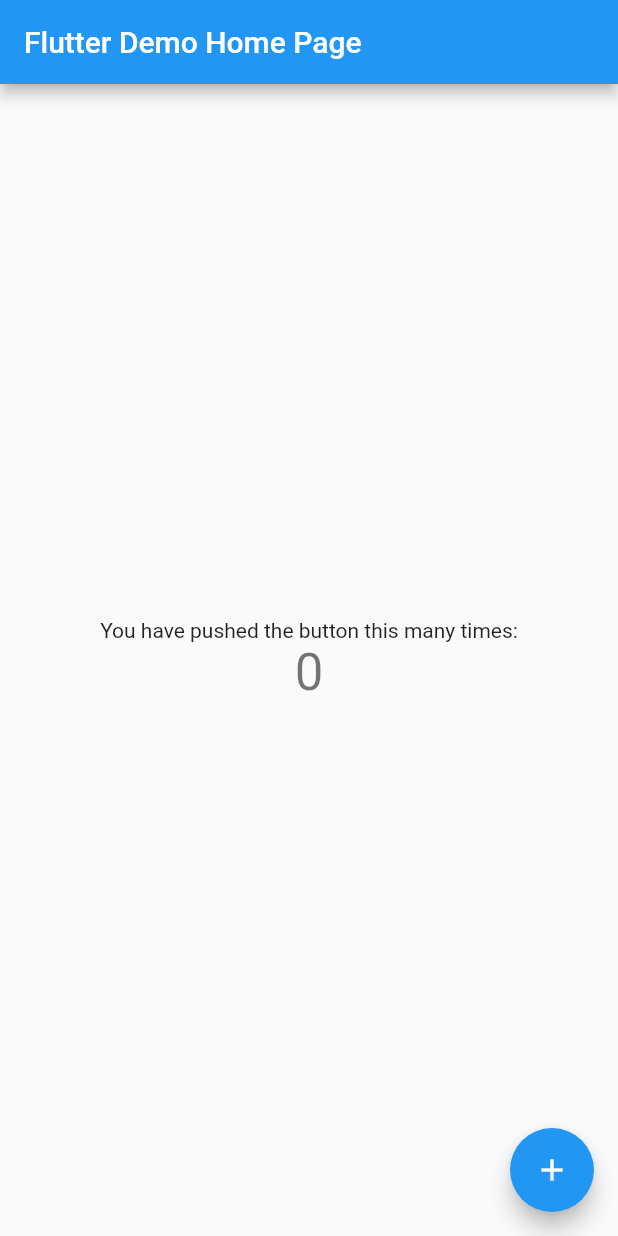
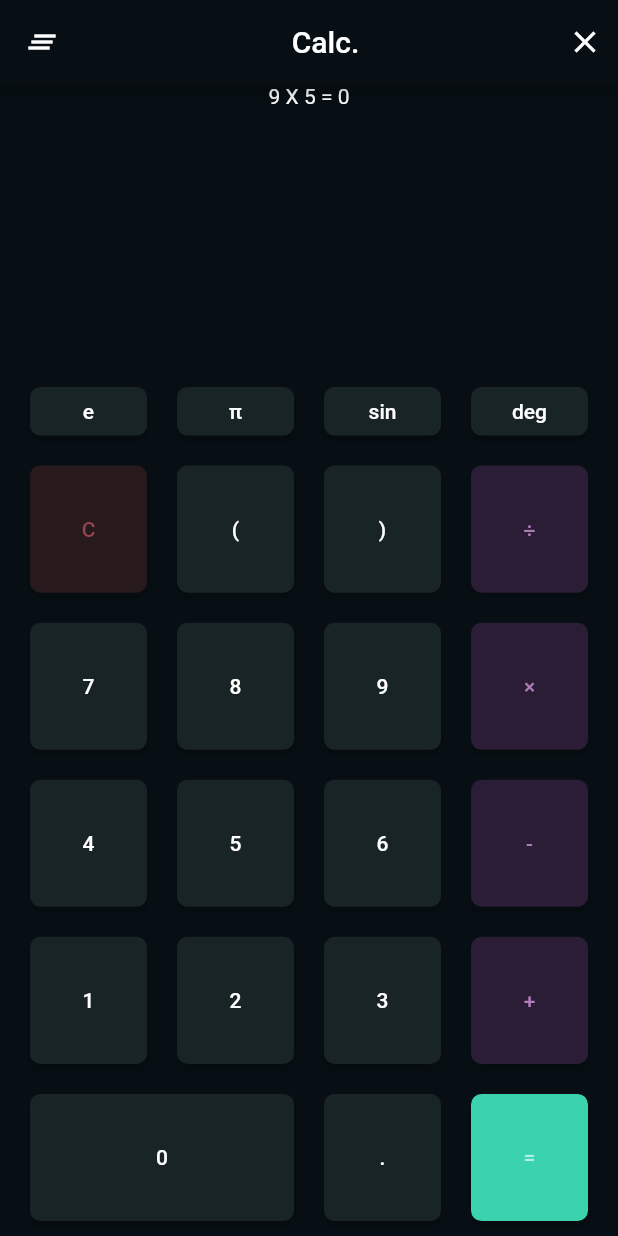
Before and after one commit to Poker-Face-Vii/Flutter_calculator, a Flutter app: the screen it shows after launch, on a phone screen of 412 x 824 dp. Run offline on Flutter 3.47's test engine with Material 2 defaults, Android fonts, the phone set to English and light mode, and no system bars.

Commit message:
numpad layout Complited

```diff
--- a/lib/main.dart
+++ b/lib/main.dart
@@ -1,117 +1,19 @@
 import 'package:flutter/material.dart';
+import 'package:pocket_calculator/screen/Normal_calculator_screen.dart';
 
 void main() {
   runApp(MyApp());
 }
 
 class MyApp extends StatelessWidget {
-  // This widget is the root of your application.
   @override
   Widget build(BuildContext context) {
     return MaterialApp(
       title: 'Flutter Demo',
-      theme: ThemeData(
-        // This is the theme of your application.
-        //
-        // Try running your application with "flutter run". You'll see the
-        // application has a blue toolbar. Then, without quitting the app, try
-        // changing the primarySwatch below to Colors.green and then invoke
-        // "hot reload" (press "r" in the console where you ran "flutter run",
-        // or simply save your changes to "hot reload" in a Flutter IDE).
-        // Notice that the counter didn't reset back to zero; the application
-        // is not restarted.
-        primarySwatch: Colors.blue,
-        // This makes the visual density adapt to the platform that you run
-        // the app on. For desktop platforms, the controls will be smaller and
-        // closer together (more dense) than on mobile platforms.
-        visualDensity: VisualDensity.adaptivePlatformDensity,
+      theme: ThemeData.dark(
+
       ),
-      home: MyHomePage(title: 'Flutter Demo Home Page'),
+      home: ScreenNormalCalculator(),
     );
   }
 }
-
-class MyHomePage extends StatefulWidget {
-  MyHomePage({Key key, this.title}) : super(key: key);
-
-  // This widget is the home page of your application. It is stateful, meaning
-  // that it has a State object (defined below) that contains fields that affect
-  // how it looks.
-
-  // This class is the configuration for the state. It holds the values (in this
-  // case the title) provided by the parent (in this case the App widget) and
-  // used by the build method of the State. Fields in a Widget subclass are
-  // always marked "final".
-
-  final String title;
-
-  @override
-  _MyHomePageState createState() => _MyHomePageState();
-}
-
-class _MyHomePageState extends State<MyHomePage> {
-  int _counter = 0;
-
-  void _incrementCounter() {
-    setState(() {
-      // This call to setState tells the Flutter framework that something has
-      // changed in this State, which causes it to rerun the build method below
-      // so that the display can reflect the updated values. If we changed
-      // _counter without calling setState(), then the build method would not be
-      // called again, and so nothing would appear to happen.
-      _counter++;
-    });
-  }
-
-  @override
-  Widget build(BuildContext context) {
-    // This method is rerun every time setState is called, for instance as done
-    // by the _incrementCounter method above.
-    //
-    // The Flutter framework has been optimized to make rerunning build methods
-    // fast, so that you can just rebuild anything that needs updating rather
-    // than having to individually change instances of widgets.
-    return Scaffold(
-      appBar: AppBar(
-        // Here we take the value from the MyHomePage object that was created by
-        // the App.build method, and use it to set our appbar title.
-        title: Text(widget.title),
-      ),
-      body: Center(
-        // Center is a layout widget. It takes a single child and positions it
-        // in the middle of the parent.
-        child: Column(
-          // Column is also a layout widget. It takes a list of children and
-          // arranges them vertically. By default, it sizes itself to fit its
-          // children horizontally, and tries to be as tall as its parent.
-          //
-          // Invoke "debug painting" (press "p" in the console, choose the
-          // "Toggle Debug Paint" action from the Flutter Inspector in Android
-          // Studio, or the "Toggle Debug Paint" command in Visual Studio Code)
-          // to see the wireframe for each widget.
-          //
-          // Column has various properties to control how it sizes itself and
-          // how it positions its children. Here we use mainAxisAlignment to
-          // center the children vertically; the main axis here is the vertical
-          // axis because Columns are vertical (the cross axis would be
-          // horizontal).
-          mainAxisAlignment: MainAxisAlignment.center,
-          children: <Widget>[
-            Text(
-              'You have pushed the button this many times:',
-            ),
-            Text(
-              '$_counter',
-              style: Theme.of(context).textTheme.headline4,
-            ),
-          ],
-        ),
-      ),
-      floatingActionButton: FloatingActionButton(
-        onPressed: _incrementCounter,
-        tooltip: 'Increment',
-        child: Icon(Icons.add),
-      ), // This trailing comma makes auto-formatting nicer for build methods.
-    );
-  }
-}
--- /dev/null
+++ b/lib/screen/Normal_calculator_screen.dart
@@ -0,0 +1,231 @@
+import 'package:flutter/material.dart';
+
+class ScreenNormalCalculator extends StatelessWidget {
+  @override
+  Widget build(BuildContext context) {
+    return Scaffold(
+      appBar: AppBar(
+        backgroundColor: Color(0xff070f14),
+        leading: Icon(Icons.clear_all),
+        title: Center(
+            child: Text(
+          'Calc.',
+          textAlign: TextAlign.center,
+        )),
+        actions: [
+          Padding(
+            padding: const EdgeInsets.only(right: 10),
+            child: Icon(Icons.close),
+          )
+        ],
+      ),
+      backgroundColor: Color(0xff070f14),
+      body: Column(
+        children: [
+          Expanded(flex: 1, child: _Display()),
+          Expanded(flex: 3, child: _Numpad())
+        ],
+      ),
+    );
+  }
+}
+
+class _Display extends StatelessWidget {
+  @override
+  Widget build(BuildContext context) {
+    return Container(
+      child: Column(
+        children: [
+          Text(
+            '9 X 5 = 0',
+            style: TextStyle(color: Colors.white),
+          )
+        ],
+      ),
+    );
+  }
+}
+
+class _Numpad extends StatelessWidget {
+  @override
+  Widget build(BuildContext context) {
+    return Container(
+      margin: EdgeInsets.symmetric(horizontal: 10),
+      child: Column(
+        children: [
+          Expanded(
+            flex: 1,
+            child: Container(
+              child: Row(
+                children: [
+                  CalculatorButton(
+                    value: 'e',
+                  ),
+                  CalculatorButton(
+                    value: 'π',
+                  ),
+                  CalculatorButton(
+                    value: 'sin',
+                  ),
+                  CalculatorButton(
+                    value: 'deg',
+                  ),
+                ],
+              ),
+            ),
+          ),
+          Expanded(
+            flex: 2,
+            child: Container(
+              child: Row(
+                children: [
+                  CalculatorButton(
+                    value: 'C',
+                    color: Color(0xff28191c),
+                    textColor: Color(0xff974450),
+                  ),
+                  CalculatorButton(
+                    value: '(',
+                  ),
+                  CalculatorButton(
+                    value: ')',
+                  ),
+                  CalculatorButton(
+                    value: '÷',
+                    color: Color(0xff2a1d35),
+                    textColor: Color(0xffb07cb9),
+                  ),
+                ],
+              ),
+            ),
+          ),
+          Expanded(
+            flex: 2,
+            child: Container(
+              child: Row(
+                children: [
+                  CalculatorButton(
+                    value: '7',
+                  ),
+                  CalculatorButton(
+                    value: '8',
+                  ),
+                  CalculatorButton(
+                    value: '9',
+                  ),
+                  CalculatorButton(
+                    value: '×',
+                    color: Color(0xff2a1d35),
+                    textColor: Color(0xffb07cb9),
+                  ),
+                ],
+              ),
+            ),
+          ),
+          Expanded(
+            flex: 2,
+            child: Container(
+              child: Row(
+                children: [
+                  CalculatorButton(
+                    value: '4',
+                  ),
+                  CalculatorButton(
+                    value: '5',
+                  ),
+                  CalculatorButton(
+                    value: '6',
+                  ),
+                  CalculatorButton(
+                    value: '-',
+                    color: Color(0xff2a1d35),
+                    textColor: Color(0xffb07cb9),
+                  ),
+                ],
+              ),
+            ),
+          ),
+          Expanded(
+            flex: 2,
+            child: Container(
+              child: Row(
+                children: [
+                  CalculatorButton(
+                    value: '1',
+                  ),
+                  CalculatorButton(
+                    value: '2',
+                  ),
+                  CalculatorButton(
+                    value: '3',
+                  ),
+                  CalculatorButton(
+                    value: '+',
+                    color: Color(0xff2a1d35),
+                    textColor: Color(0xffb07cb9),
+                  ),
+                ],
+              ),
+            ),
+          ),
+          Expanded(
+            flex: 2,
+            child: Container(
+              child: Row(
+                children: [
+                  CalculatorButton(
+                    value: '0',
+                    flex: 2,
+                  ),
+                  CalculatorButton(
+                    value: '.',
+                  ),
+
+                  CalculatorButton(
+                    value: '=',
+                    color: Color(0xff3bd3ae),
+                    textColor: Color(0xffb1efeb),
+                  ),
+                ],
+              ),
+            ),
+          ),
+        ],
+      ),
+    );
+  }
+}
+
+class CalculatorButton extends StatelessWidget {
+  final String value;
+  final int flex;
+  final Function onPressed;
+  final Color color;
+  final Color textColor;
+
+  const CalculatorButton(
+      {this.color, this.textColor, this.value, this.flex, this.onPressed});
+  @override
+  Widget build(BuildContext context) {
+    return Expanded(
+      flex: flex ?? 1,
+      child: Container(
+        margin: EdgeInsets.all(10),
+        child: RaisedButton(
+          onPressed: () => onPressed,
+          shape: RoundedRectangleBorder(
+            borderRadius: BorderRadius.circular(7.0),
+            // side: BorderSide(color: Colors.red),
+          ),
+          color: color ?? Color(0xff192427),
+          child: Center(
+            child: Text(
+              value,
+              style: TextStyle(color: textColor ?? Colors.white),
+            ),
+          ),
+        ),
+      ),
+    );
+  }
+}
```
Also changed, not shown: pubspec.lock.
